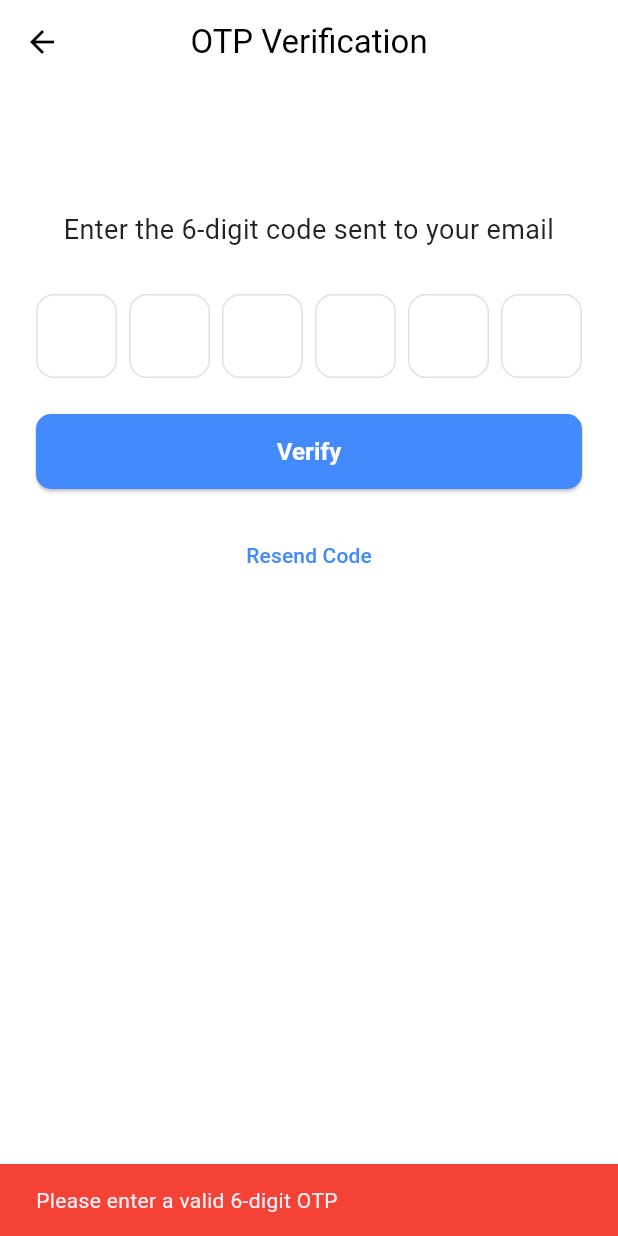
After one commit to mhussien1102/learn_managment1, a Flutter app: the OtpScreen screen opened by its route, after a tap on "Verify", on a phone screen of 412 x 824 dp. The commit adds this screen. Run offline on Flutter 3.47's test engine with Material 3 defaults, Android fonts, the phone set to English and light mode, and no system bars; drawn by our look-alikes of pinput.

Commit message:
finish the OTP screen

```diff
--- a/lib/core/utils/app_routes.dart
+++ b/lib/core/utils/app_routes.dart
@@ -2,6 +2,7 @@ import 'package:flutter/material.dart';
 import 'package:learn_managment1/feature/Auth/forget_password.dart';
 import 'package:learn_managment1/feature/Auth/login_screen.dart';
 
+import '../../feature/Auth/otp_screen.dart';
 import '../../feature/splash/splash_screen.dart';
 // import other screens as needed
 
@@ -10,6 +11,7 @@ class AppRoutes {
   static const String home = '/home';
   static const String login = '/login';
   static const String forget = '/forget_password';
+  static const String otp = '/otp_screen';
 
   // Add more route names here
 
@@ -21,6 +23,8 @@ class AppRoutes {
         return MaterialPageRoute(builder: (_) => ForgetPassword());
       case login:
         return MaterialPageRoute(builder: (_) => const LoginScreen());
+      case otp:
+        return MaterialPageRoute(builder: (_) => const OtpScreen());
       default:
         return MaterialPageRoute(
           builder:
--- a/lib/feature/Auth/forget_password.dart
+++ b/lib/feature/Auth/forget_password.dart
@@ -1,4 +1,5 @@
 import 'package:flutter/material.dart';
+import '../../core/utils/app_routes.dart';
 import '../../core/widgets/custom_button.dart';
 import '../../core/widgets/custom_text_filed.dart';
 
@@ -22,6 +23,7 @@ class _ForgetPasswordState extends State<ForgetPassword> {
           backgroundColor: Colors.blueAccent,
         ),
       );
+      Navigator.pushNamed(context, AppRoutes.otp);
     } else {
       ScaffoldMessenger.of(context).showSnackBar(
         const SnackBar(
--- /dev/null
+++ b/lib/feature/Auth/otp_screen.dart
@@ -0,0 +1,77 @@
+import 'package:flutter/material.dart';
+import 'package:learn_managment1/core/widgets/custom_button.dart';
+import '../../core/utils/app_routes.dart';
+import 'widgets/otp_description.dart';
+import 'widgets/otp_input_field.dart';
+
+class OtpScreen extends StatefulWidget {
+  const OtpScreen({super.key});
+
+  @override
+  State<OtpScreen> createState() => _OtpScreenState();
+}
+
+class _OtpScreenState extends State<OtpScreen> {
+  final TextEditingController _otpController = TextEditingController();
+
+  void _verifyOtp() {
+    if (_otpController.text.length == 6) {
+      ScaffoldMessenger.of(context).showSnackBar(
+        const SnackBar(
+          content: Text('OTP verified successfully'),
+          backgroundColor: Colors.blueAccent,
+        ),
+      );
+      Navigator.pushReplacementNamed(context, AppRoutes.login);
+    } else {
+      ScaffoldMessenger.of(context).showSnackBar(
+        const SnackBar(
+          content: Text('Please enter a valid 6-digit OTP'),
+          backgroundColor: Colors.red,
+        ),
+      );
+    }
+  }
+
+  @override
+  Widget build(BuildContext context) {
+    return Scaffold(
+      backgroundColor: Colors.white,
+      appBar: AppBar(
+        title: const Text("OTP Verification"),
+        centerTitle: true,
+        backgroundColor: Colors.white,
+        elevation: 0,
+        foregroundColor: Colors.black,
+      ),
+      body: Padding(
+        padding: const EdgeInsets.all(24.0),
+        child: Column(
+          children: [
+            const SizedBox(height: 60),
+            const OtpDescription(),
+            const SizedBox(height: 30),
+            OtpInputField(controller: _otpController),
+            const SizedBox(height: 24),
+            CustomButton(text: "Verify", onPressed: _verifyOtp),
+            const SizedBox(height: 20),
+            TextButton(
+              onPressed: () {
+                ScaffoldMessenger.of(context).showSnackBar(
+                  const SnackBar(
+                    content: Text('please check your email'),
+                    backgroundColor: Colors.blueAccent,
+                  ),
+                );
+              },
+              child: const Text(
+                "Resend Code",
+                style: TextStyle(color: Colors.blueAccent),
+              ),
+            ),
+          ],
+        ),
+      ),
+    );
+  }
+}
--- /dev/null
+++ b/lib/feature/Auth/widgets/otp_description.dart
@@ -0,0 +1,14 @@
+import 'package:flutter/material.dart';
+
+class OtpDescription extends StatelessWidget {
+  const OtpDescription({super.key});
+
+  @override
+  Widget build(BuildContext context) {
+    return const Text(
+      "Enter the 6-digit code sent to your email",
+      textAlign: TextAlign.center,
+      style: TextStyle(fontSize: 18, color: Colors.black87),
+    );
+  }
+}
--- /dev/null
+++ b/lib/feature/Auth/widgets/otp_input_field.dart
@@ -0,0 +1,41 @@
+import 'package:flutter/material.dart';
+import 'package:pinput/pinput.dart';
+
+class OtpInputField extends StatelessWidget {
+  final TextEditingController controller;
+
+  const OtpInputField({super.key, required this.controller});
+
+  @override
+  Widget build(BuildContext context) {
+    final defaultPinTheme = PinTheme(
+      width: 56,
+      height: 56,
+      textStyle: const TextStyle(fontSize: 20, color: Colors.black),
+      decoration: BoxDecoration(
+        border: Border.all(color: Colors.grey.shade300),
+        borderRadius: BorderRadius.circular(12),
+      ),
+    );
+
+    return Pinput(
+      length: 6,
+      controller: controller,
+      defaultPinTheme: defaultPinTheme,
+      focusedPinTheme: defaultPinTheme.copyWith(
+        decoration: BoxDecoration(
+          border: Border.all(color: Colors.blueAccent),
+          borderRadius: BorderRadius.circular(12),
+        ),
+      ),
+      submittedPinTheme: defaultPinTheme.copyWith(
+        decoration: BoxDecoration(
+          color: Colors.blueAccent.withOpacity(0.1),
+          border: Border.all(color: Colors.blueAccent),
+          borderRadius: BorderRadius.circular(12),
+        ),
+      ),
+      keyboardType: TextInputType.number,
+    );
+  }
+}
--- a/pubspec.yaml
+++ b/pubspec.yaml
@@ -34,6 +34,7 @@ dependencies:
   # The following adds the Cupertino Icons font to your application.
   # Use with the CupertinoIcons class for iOS style icons.
   cupertino_icons: ^1.0.8
+  pinput: ^5.0.1
 
 dev_dependencies:
   flutter_test:
```
Also changed, not shown: pubspec.lock.
